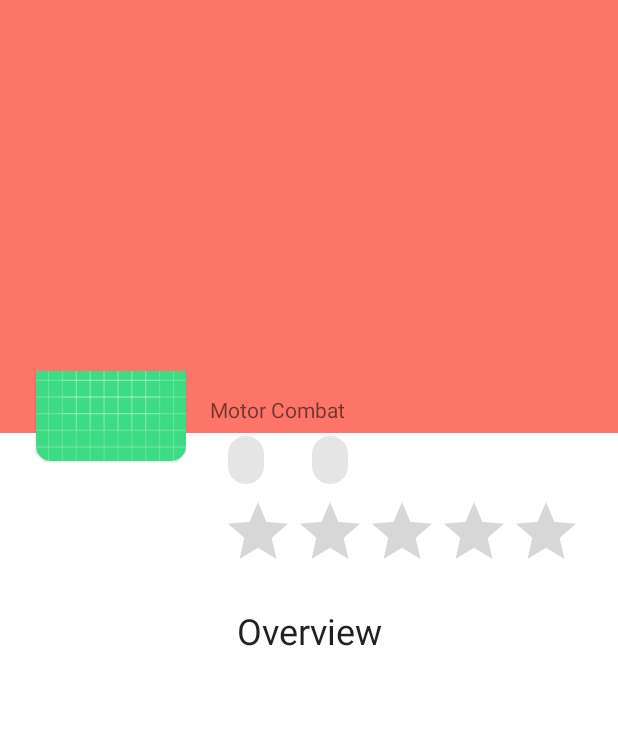
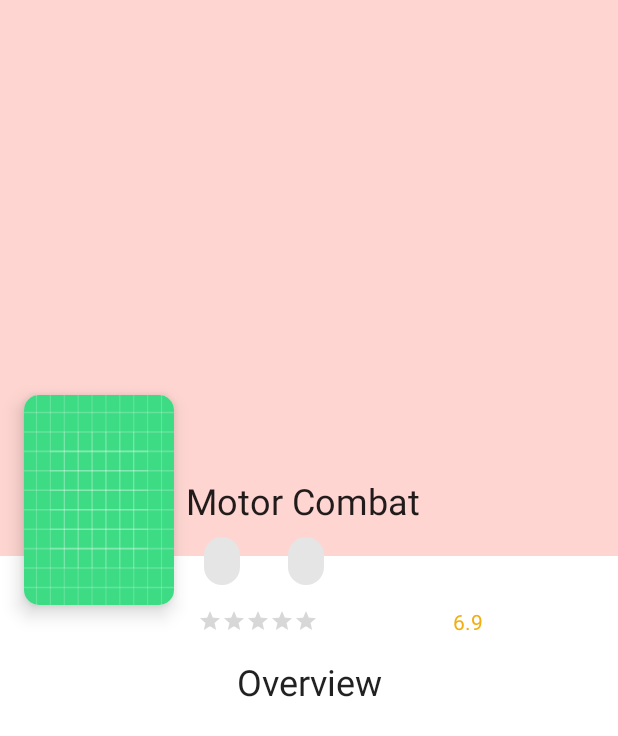
Before and after one commit to daniel-waiguru/Qhala-Android-Test, an Android app: the layout fragment_movie_details.xml on its own in the app's theme, with its tools: preview values and no code run, on a phone screen of 412 x 824 dp. Shown: the top 736 px of the screen. Run offline under Robolectric (Android 15) with nearby library versions, the phone set to English and light mode, and no system bars.

Commit message:
Fetch and display Movie details

```diff
--- a/app/src/main/res/drawable/detail_layout_background.xml
+++ b/app/src/main/res/drawable/detail_layout_background.xml
@@ -2,5 +2,6 @@
 <shape xmlns:android="http://schemas.android.com/apk/res/android"
     android:shape="rectangle">
     <corners android:topLeftRadius="20dp"
-        android:topRightRadius="20dp"/>
+        android:topRightRadius="30dp"/>
+    <!--<solid android:color="@color/black" />-->
 </shape>
--- a/app/src/main/res/layout/fragment_movie_details.xml
+++ b/app/src/main/res/layout/fragment_movie_details.xml
@@ -5,12 +5,13 @@
 
     <data>
         <variable
-            name="detailModel"
-            type="tech.danielwaiguru.qhalamovies.ui.viewmodels.MovieDetailViewModel" />
+            name="movie"
+            type="tech.danielwaiguru.domain.models.Movie" />
     </data>
 
     <androidx.constraintlayout.widget.ConstraintLayout
         android:layout_width="match_parent"
+        android:fitsSystemWindows="false"
         android:layout_height="match_parent"
         tools:context=".ui.views.movie_details.MovieDetailsFragment">
 
@@ -18,6 +19,9 @@
             android:id="@+id/largerPoster"
             android:layout_width="match_parent"
             android:layout_height="0dp"
+            android:scaleType="fitXY"
+            android:alpha="0.3"
+            app:loadImageFromUrl="@{movie.posterPath}"
             app:layout_constraintBottom_toTopOf="@id/guideline2"
             app:layout_constraintEnd_toEndOf="parent"
             android:background="@color/colorPrimary"
@@ -31,7 +35,7 @@
             android:layout_width="wrap_content"
             android:layout_height="wrap_content"
             android:orientation="horizontal"
-            app:layout_constraintGuide_percent=".35"
+            app:layout_constraintGuide_percent=".45"
             app:layout_constraintGuide_begin="20dp" />
 
         <androidx.constraintlayout.widget.Guideline
@@ -39,66 +43,77 @@
             android:layout_width="wrap_content"
             android:layout_height="wrap_content"
             android:orientation="horizontal"
-            app:layout_constraintGuide_percent=".30"
-            app:layout_constraintGuide_begin="20dp" />
+            app:layout_constraintGuide_begin="131dp"
+            app:layout_constraintGuide_percent=".30" />
 
         <androidx.constraintlayout.widget.ConstraintLayout
+            android:id="@+id/details_layout"
             android:layout_width="match_parent"
             android:layout_height="0dp"
-            android:id="@+id/details_layout"
             android:background="@drawable/detail_layout_background"
             app:layout_constraintBottom_toBottomOf="parent"
             app:layout_constraintTop_toTopOf="@id/guide">
 
             <com.google.android.material.card.MaterialCardView
                 android:id="@+id/posterCard"
+                android:layout_width="wrap_content"
+                android:layout_height="wrap_content"
+                android:layout_marginStart="@dimen/margin"
                 app:cardCornerRadius="@dimen/card_corner_radius"
+                android:layout_marginTop="@dimen/margin"
+                app:cardElevation="@dimen/card_elevation"
                 app:layout_constraintStart_toStartOf="parent"
-                android:layout_marginStart="@dimen/margin_start"
-                app:layout_constraintTop_toTopOf="@id/details_layout"
-                app:layout_constraintBottom_toTopOf="@id/details_layout"
-                android:layout_width="wrap_content"
-                android:layout_height="wrap_content">
+                app:layout_constraintTop_toTopOf="@id/details_layout">
 
                 <ImageView
                     android:id="@+id/moviePoster"
                     android:layout_width="100dp"
-                    android:layout_height="120dp"
+                    android:layout_height="140dp"
+                    android:contentDescription="@string/movie_poster_image"
                     android:scaleType="fitXY"
-                    tools:src="@drawable/ic_launcher_background"
-                    android:contentDescription="@string/movie_poster_image"
+                    app:loadImageFromUrl="@{movie.posterPath}"
+                    app:layout_constraintBottom_toBottomOf="parent"
                     app:layout_constraintStart_toStartOf="parent"
                     app:layout_constraintTop_toTopOf="parent"
-                    app:layout_constraintBottom_toBottomOf="parent" />
+                    tools:src="@drawable/ic_launcher_background" />
             </com.google.android.material.card.MaterialCardView>
 
             <TextView
                 android:id="@+id/movieTitle"
                 android:layout_width="0dp"
-                tools:text="Motor Combat"
-                android:layout_margin="@dimen/margin"
                 android:layout_height="wrap_content"
+                android:layout_marginStart="@dimen/margin_small"
+                android:layout_marginTop="70dp"
+                android:layout_marginEnd="@dimen/margin"
+                android:layout_marginBottom="@dimen/margin"
+                android:text="@{movie.title}"
+                style="@style/TextAppearance.MaterialComponents.Headline5"
                 app:layout_constraintEnd_toEndOf="parent"
                 app:layout_constraintStart_toEndOf="@id/posterCard"
-                app:layout_constraintTop_toTopOf="parent" />
+                app:layout_constraintTop_toTopOf="parent"
+                tools:text="Motor Combat" />
 
             <com.google.android.material.chip.ChipGroup
-                android:layout_marginStart="@dimen/margin"
-                android:layout_marginEnd="@dimen/margin"
-                app:layout_constraintTop_toBottomOf="@id/movieTitle"
-                app:layout_constraintStart_toEndOf="@id/posterCard"
+                android:id="@+id/chipGroup"
                 android:layout_width="wrap_content"
                 android:layout_height="wrap_content"
+                android:layout_marginStart="@dimen/margin_small"
+                android:layout_marginEnd="@dimen/margin"
                 android:orientation="horizontal"
-                android:id="@+id/chipGroup">
+                app:layout_constraintStart_toEndOf="@id/posterCard"
+                app:layout_constraintTop_toBottomOf="@id/movieTitle">
 
                 <com.google.android.material.chip.Chip
                     android:id="@+id/voteCount"
+                    android:text="@{String.format(@string/vote_count, movie.voteCount)}"
+                    android:clickable="false"
                     android:layout_width="wrap_content"
                     android:layout_height="wrap_content" />
 
                 <com.google.android.material.chip.Chip
                     android:id="@+id/popularity"
+                    android:clickable="false"
+                    android:text="@{String.format(@string/release_date, movie.releaseDate)}"
                     android:layout_width="wrap_content"
                     android:layout_height="wrap_content" />
             </com.google.android.material.chip.ChipGroup>
@@ -107,31 +122,61 @@
                 android:id="@+id/ratingBar"
                 android:layout_width="wrap_content"
                 android:layout_height="wrap_content"
+                android:clickable="false"
+                android:max="10"
+                android:progressTint="@color/ratingColor"
+                style="?android:ratingBarStyleSmall"
+                android:rating="@{Float.valueOf(Double.toString(movie.voteAverage))}"
+                android:layout_marginStart="@dimen/margin"
+                android:layout_marginTop="@dimen/margin_small"
+                android:layout_marginEnd="@dimen/margin"
+                android:layout_marginBottom="@dimen/margin"
                 app:layout_constraintStart_toEndOf="@id/posterCard"
+                app:layout_constraintTop_toBottomOf="@id/chipGroup" />
+            <TextView
+                android:layout_width="wrap_content"
+                android:layout_height="wrap_content"
+                android:textColor="@color/ratingColor"
+                android:text="@{Double.toString(movie.voteAverage)}"
                 app:layout_constraintEnd_toEndOf="parent"
-                app:layout_constraintTop_toBottomOf="@id/chipGroup" />
+                app:layout_constraintTop_toTopOf="@id/ratingBar"
+                app:layout_constraintBottom_toBottomOf="@id/ratingBar"
+                app:layout_constraintStart_toEndOf="@id/ratingBar"
+                tools:text="6.9"
+                />
+            <TextView
+                android:id="@+id/overviewTitle"
+                style="@style/TextAppearance.MaterialComponents.Headline5"
+                android:layout_width="match_parent"
+                android:layout_height="wrap_content"
+                android:layout_margin="@dimen/margin"
+                android:text="@string/overview"
+                android:textAlignment="center"
+                app:layout_constraintEnd_toEndOf="parent"
+                app:layout_constraintStart_toStartOf="parent"
+                app:layout_constraintTop_toBottomOf="@id/ratingBar" />
 
             <TextView
-                android:id="@+id/overviewTitle"
+                style="@style/TextAppearance.MaterialComponents.Caption"
                 android:layout_width="match_parent"
                 android:layout_height="wrap_content"
-                android:text="@string/overview"
                 android:layout_margin="@dimen/margin"
+                android:textSize="@dimen/text_size"
+                android:text="@{movie.overview}"
+                app:layout_constraintEnd_toEndOf="parent"
                 app:layout_constraintStart_toStartOf="parent"
+                app:layout_constraintTop_toBottomOf="@id/overviewTitle" />
+
+            <ProgressBar
+                android:id="@+id/loadingProgress"
+                android:layout_width="wrap_content"
+                android:layout_height="wrap_content"
+                android:visibility="gone"
+                app:layout_constraintBottom_toBottomOf="parent"
                 app:layout_constraintEnd_toEndOf="parent"
-                app:layout_constraintTop_toBottomOf="@id/ratingBar"
-                android:textAlignment="center"
-                style="@style/TextAppearance.MaterialComponents.Headline5" />
-
-            <TextView
-                android:layout_width="match_parent"
-                android:layout_height="wrap_content"
+                app:layout_constraintHorizontal_bias="0.5"
                 app:layout_constraintStart_toStartOf="parent"
-                app:layout_constraintEnd_toEndOf="parent"
-                app:layout_constraintTop_toBottomOf="@id/overviewTitle"
-                android:layout_margin="@dimen/margin"
-                style="@style/TextAppearance.MaterialComponents.Caption"
-                android:textSize="@dimen/text_size" />
+                app:layout_constraintTop_toTopOf="parent" />
         </androidx.constraintlayout.widget.ConstraintLayout>
 
     </androidx.constraintlayout.widget.ConstraintLayout>
--- a/app/src/main/res/navigation/nav_graph.xml
+++ b/app/src/main/res/navigation/nav_graph.xml
@@ -9,7 +9,11 @@
         android:label="MovieFragment" >
         <action
             android:id="@+id/action_movieFragment_to_movieDetailsFragment"
-            app:destination="@id/movieDetailsFragment" />
+            app:destination="@id/movieDetailsFragment"
+            app:enterAnim="@anim/slide_in_right"
+            app:exitAnim="@anim/slide_out_bottom"
+            app:popEnterAnim="@anim/slide_in_right"
+            app:popExitAnim="@anim/slide_out_right" />
     </fragment>
     <fragment
         android:id="@+id/movieDetailsFragment"
--- a/app/src/main/res/values/colors.xml
+++ b/app/src/main/res/values/colors.xml
@@ -8,4 +8,5 @@
     <color name="black">#FF000000</color>
     <color name="white">#FFFFFFFF</color>
     <color name="colorPrimary">#FD7468</color>
+    <color name="ratingColor">#F1AF11</color>
 </resources>
--- a/app/src/main/res/values/strings.xml
+++ b/app/src/main/res/values/strings.xml
@@ -7,4 +7,6 @@
     <string name="language">Lang %s</string>
     <string name="release_date">Release Date: %s</string>
     <string name="overview">Overview</string>
+    <string name="vote_count">Votes %d</string>
+    <string name="popularity">Popularity %s</string>
 </resources>
```
Also changed, not shown: app/src/main/java/tech/danielwaiguru/qhalamovies/ui/adapter/MovieAdapter.kt (+10 -2 lines), app/src/main/java/tech/danielwaiguru/qhalamovies/ui/views/movie_details/MovieDetailsFragment.kt (+42 -3 lines), app/src/main/java/tech/danielwaiguru/qhalamovies/ui/views/movie_list/MovieFragment.kt (+14 -5 lines), app/src/main/java/tech/danielwaiguru/qhalamovies/utils/BindingAdapter.kt (added, +12 -0 lines), app/src/main/res/anim/slide_in_left.xml (added, +7 -0 lines), app/src/main/res/anim/slide_in_right.xml (added, +7 -0 lines), app/src/main/res/anim/slide_out_bottom.xml (added, +7 -0 lines), app/src/main/res/anim/slide_out_left.xml (added, +7 -0 lines), app/src/main/res/anim/slide_out_right.xml (added, +7 -0 lines).
